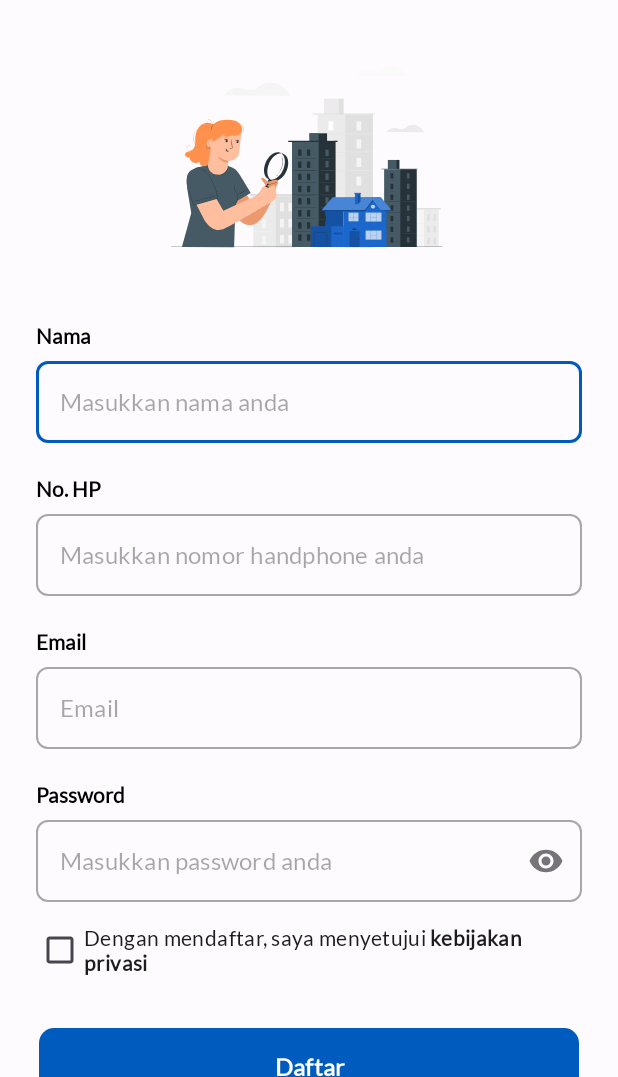
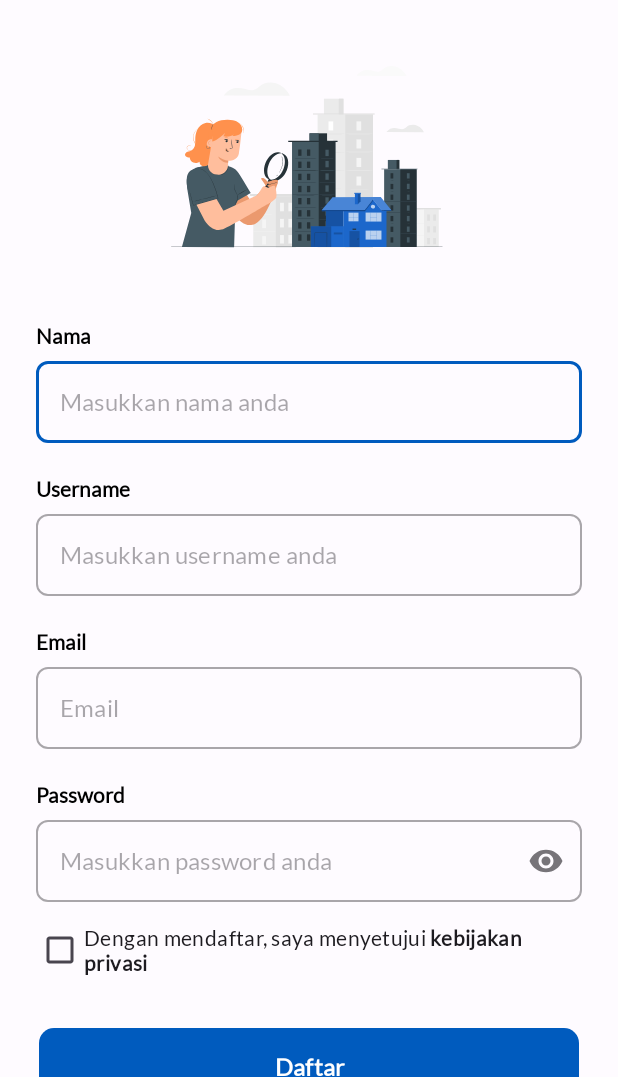
Before and after one commit to yobel47/Kos, an Android app: the RegisterActivity screen opened directly, with no data from a screen before it, on a phone screen of 412 x 824 dp, the part 159-1236 px from its top. Run offline under Robolectric (Android 15) with nearby library versions, the phone set to English and light mode, and no system bars; 1 statement that could not run was skipped.

Commit message:
Fix ui login register

```diff
--- a/app/src/main/res/layout/activity_register.xml
+++ b/app/src/main/res/layout/activity_register.xml
@@ -88,11 +88,11 @@
         </com.google.android.material.textfield.TextInputLayout>
 
         <TextView
-            android:id="@+id/tv_phone_number_title"
+            android:id="@+id/tv_username_title"
             android:layout_width="match_parent"
             android:layout_height="wrap_content"
             android:layout_marginTop="14dp"
-            android:text="@string/no_hp"
+            android:text="@string/username"
             android:textColor="@color/black"
             android:textSize="14sp"
             android:textStyle="bold"
@@ -101,7 +101,7 @@
             app:layout_constraintTop_toBottomOf="@+id/et_name" />
 
         <com.google.android.material.textfield.TextInputLayout
-            android:id="@+id/et_phone_number"
+            android:id="@+id/et_username"
             android:layout_width="match_parent"
             android:layout_height="wrap_content"
             android:layout_marginTop="8dp"
@@ -114,12 +114,12 @@
             style="@style/Widget.MaterialComponents.TextInputLayout.OutlinedBox"
             app:layout_constraintEnd_toEndOf="parent"
             app:layout_constraintStart_toStartOf="parent"
-            app:layout_constraintTop_toBottomOf="@+id/tv_phone_number_title">
+            app:layout_constraintTop_toBottomOf="@+id/tv_username_title">
             <EditText
                 android:layout_width="match_parent"
                 android:layout_height="wrap_content"
                 android:layout_marginBottom="8dp"
-                android:hint="@string/masukkan_nomor_handphone_anda"
+                android:hint="@string/masukkan_username_anda"
                 android:inputType="number"
                 android:minHeight="48dp"
                 android:autofillHints="" />
@@ -136,7 +136,7 @@
             android:textStyle="bold"
             app:layout_constraintEnd_toEndOf="parent"
             app:layout_constraintStart_toStartOf="parent"
-            app:layout_constraintTop_toBottomOf="@+id/et_phone_number" />
+            app:layout_constraintTop_toBottomOf="@+id/et_username" />
 
         <com.binar.kos.view.customView.CustomEmailEditText
             android:id="@+id/et_email"
--- a/app/src/main/res/values/strings.xml
+++ b/app/src/main/res/values/strings.xml
@@ -29,4 +29,6 @@
     <string name="daftar">Daftar</string>
     <string name="sudah_punya_akun">Sudah punya akun?</string>
     <string name="masuk_di_sini">Masuk di sini!</string>
+    <string name="masukkan_username_anda">Masukkan username anda</string>
+    <string name="username">Username</string>
 </resources>
```
Also changed, not shown: app/src/main/res/layout/activity_login.xml (+7 -7 lines).
